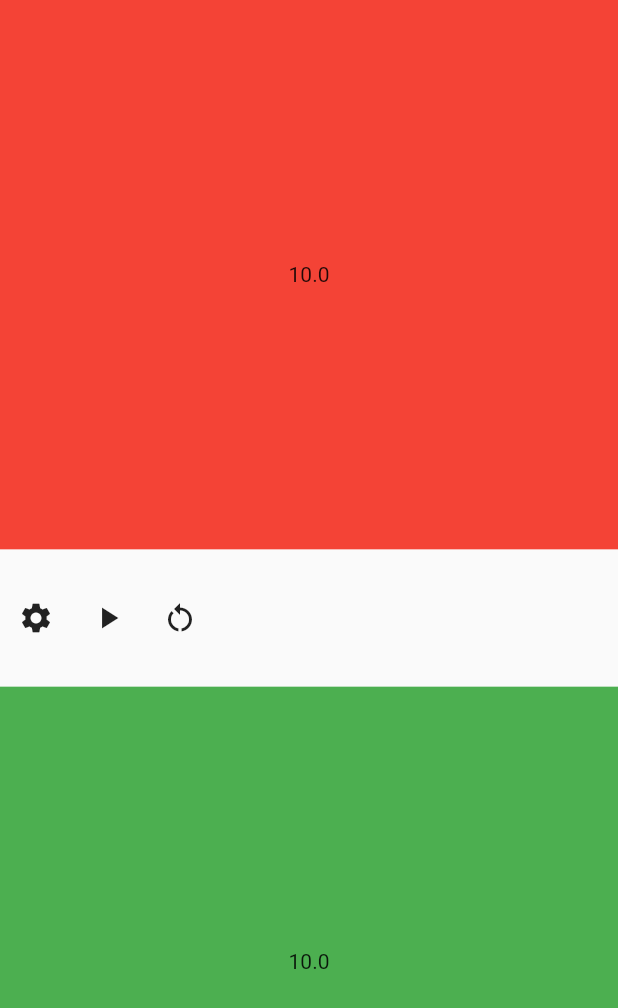
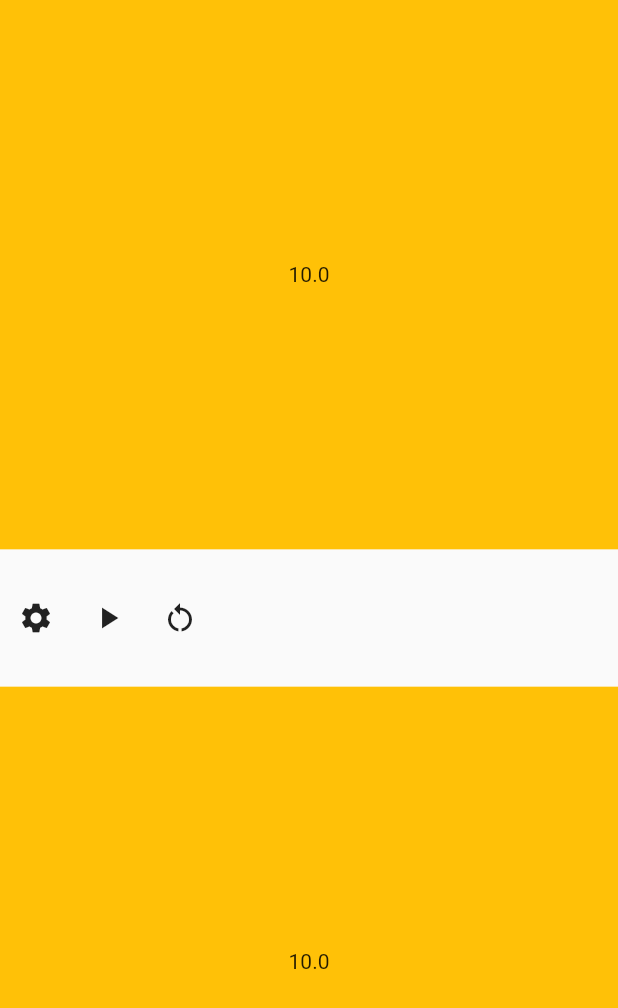
Before and after one commit to Djiouvi/tapping_challenge, a Flutter app: the screen it shows after launch, on a phone screen of 412 x 824 dp. Shown: the top 1008 px of the screen. Run offline on Flutter 3.47's test engine with Material 2 defaults, Android fonts, the phone set to English and light mode, and no system bars.

Commit message:
refactor: ajout du composant touch_area.dart

```diff
--- /dev/null
+++ b/lib/component/touch_area.dart
@@ -0,0 +1,36 @@
+import 'package:flutter/cupertino.dart';
+import 'package:flutter/material.dart';
+import 'package:tapping/player.dart';
+
+class TouchArea extends StatelessWidget {
+  const TouchArea(
+      {Key? key,
+      required this.player,
+      required this.startTimer,
+      this.flex = 4,
+      this.color = Colors.amber})
+      : super(key: key);
+
+  final int flex;
+  final Player? player;
+  final Function startTimer;
+  final Color color;
+
+  @override
+  Widget build(BuildContext context) {
+    return Expanded(
+      flex: flex,
+      child: InkWell(
+        onTap: () => startTimer,
+        child: Container(
+          color: color,
+          child: Center(
+            child: Text(
+              "${player?.remainingSeconds}",
+            ),
+          ),
+        ),
+      ),
+    );
+  }
+}
--- a/lib/screen/tapping_screen.dart
+++ b/lib/screen/tapping_screen.dart
@@ -2,6 +2,7 @@ import 'dart:async';
 
 import 'package:flutter/cupertino.dart';
 import 'package:flutter/material.dart';
+import 'package:tapping/component/touch_area.dart';
 import 'package:tapping/game.dart';
 import 'package:tapping/player.dart';
 
@@ -34,10 +35,12 @@ class _TappingScreen extends State<TappingScreen> {
   }
 
   void runningCountdown(Player? player) {
-
     //Si jeu est en pause (running à false) et que la personne qui redemarre n'est pas la bonne
     // si le jeu est fini
-    if((game.currentPlayer != null && game.currentPlayer != player && !game.running) || game.endGame) {
+    if ((game.currentPlayer != null &&
+            game.currentPlayer != player &&
+            !game.running) ||
+        game.endGame) {
       return;
     }
 
@@ -57,7 +60,7 @@ class _TappingScreen extends State<TappingScreen> {
         }
 
         //Pause
-         else if (!game.running && timer.isActive) {
+        else if (!game.running && timer.isActive) {
           setState(() {
             timer.cancel();
           });
@@ -76,6 +79,7 @@ class _TappingScreen extends State<TappingScreen> {
 
   void reset() {
     setState(() {
+      game = Game();
       player1 = Player(remainingTime: TappingScreen.defaultRemainingTime);
       player2 = Player(remainingTime: TappingScreen.defaultRemainingTime);
     });
@@ -87,24 +91,15 @@ class _TappingScreen extends State<TappingScreen> {
       body: SafeArea(
         child: Column(
           children: <Widget>[
-            Expanded(
-              child: InkWell(
-                onTap: () {
+            TouchArea(
+                flex: 4,
+                player: player1,
+                color: Colors.amber,
+                startTimer: () {
                   setState(() {
                     startTimer(player1, player2);
                   });
-                },
-                child: Container(
-                  color: Colors.red,
-                  child: Center(
-                    child: Text(
-                      "${player1.remainingSeconds}",
-                    ),
-                  ),
-                ),
-              ),
-              flex: 4,
-            ),
+                }),
             Expanded(
               child: Row(
                 children: [
@@ -118,7 +113,7 @@ class _TappingScreen extends State<TappingScreen> {
                         game.running = !game.running;
 
                         //Si pause -> relance le joueur
-                        if(game.running) {
+                        if (game.running) {
                           runningCountdown(game.currentPlayer);
                         }
                       });
@@ -135,24 +130,15 @@ class _TappingScreen extends State<TappingScreen> {
               ),
               flex: 1,
             ),
-            Expanded(
-              child: InkWell(
-                onTap: () {
+            TouchArea(
+                flex: 4,
+                player: player2,
+                color: Colors.amber,
+                startTimer: () {
                   setState(() {
                     startTimer(player2, player1);
                   });
-                },
-                child: Container(
-                  color: Colors.green,
-                  child: Center(
-                    child: Text(
-                      "${player2.remainingSeconds}",
-                    ),
-                  ),
-                ),
-              ),
-              flex: 4,
-            ),
+                }),
           ],
         ),
       ),
--- a/pubspec.yaml
+++ b/pubspec.yaml
@@ -34,6 +34,7 @@ dependencies:
   # The following adds the Cupertino Icons font to your application.
   # Use with the CupertinoIcons class for iOS style icons.
   cupertino_icons: ^1.0.2
+  bordered_text: ^2.0.0
 
 dev_dependencies:
   flutter_test:
```
Also changed, not shown: pubspec.lock.
